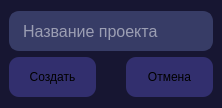
Before: the Qt Designer form interfaces/create_new_project_form.ui in ArtShibaev/Bugtracker, drawn with Qt 5.
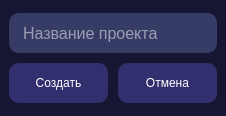
After: the same form once the commit is applied.

Commit message: Изменил модалку создания проекта

The edit to the form file:
```diff
--- a/interfaces/create_new_project_form.ui
+++ b/interfaces/create_new_project_form.ui
@@ -6,8 +6,8 @@
    <rect>
     <x>0</x>
     <y>0</y>
-    <width>222</width>
-    <height>108</height>
+    <width>226</width>
+    <height>116</height>
    </rect>
   </property>
   <property name="windowTitle">
@@ -21,6 +21,12 @@
    <layout class="QGridLayout" name="gridLayout_2">
     <item row="0" column="0">
      <layout class="QGridLayout" name="gridLayout">
+      <property name="horizontalSpacing">
+       <number>0</number>
+      </property>
+      <property name="verticalSpacing">
+       <number>10</number>
+      </property>
       <item row="0" column="0">
        <widget class="QLineEdit" name="newproject_name">
         <property name="enabled">
@@ -57,7 +63,7 @@
       <item row="1" column="0">
        <layout class="QHBoxLayout" name="horizontalLayout">
         <property name="spacing">
-         <number>30</number>
+         <number>10</number>
         </property>
         <item>
          <widget class="QPushButton" name="create_pj">
@@ -72,7 +78,8 @@
           </property>
           <property name="styleSheet">
            <string notr="true">background: #322F6E;
-border-radius: 10px;</string>
+border-radius: 10px;
+color: white;</string>
           </property>
           <property name="text">
            <string>Создать</string>
@@ -92,7 +99,8 @@
           </property>
           <property name="styleSheet">
            <string notr="true">background: #322F6E;
-border-radius: 10px;</string>
+border-radius: 10px;
+color: white;</string>
           </property>
           <property name="text">
            <string>Отмена</string>
```
